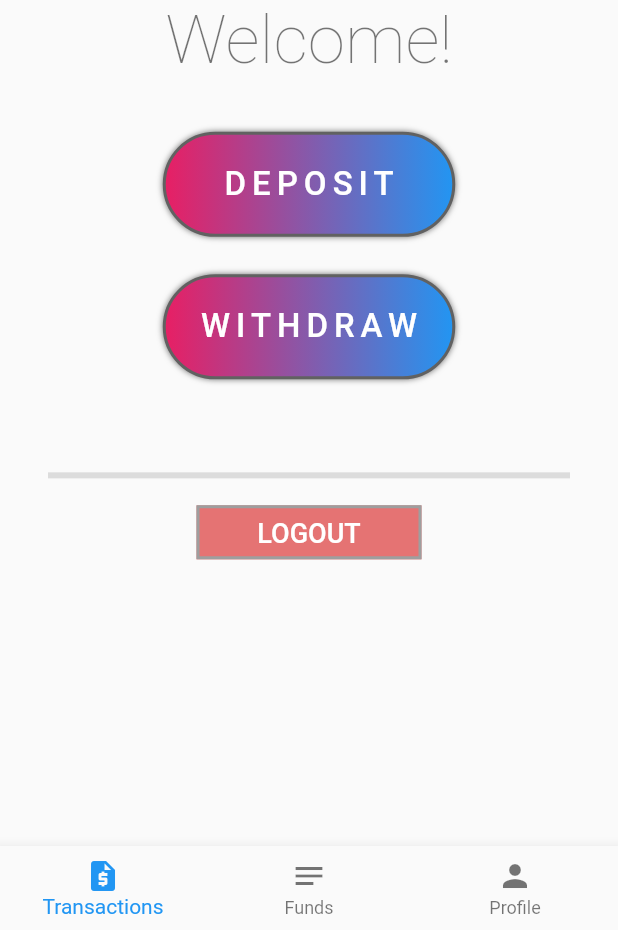
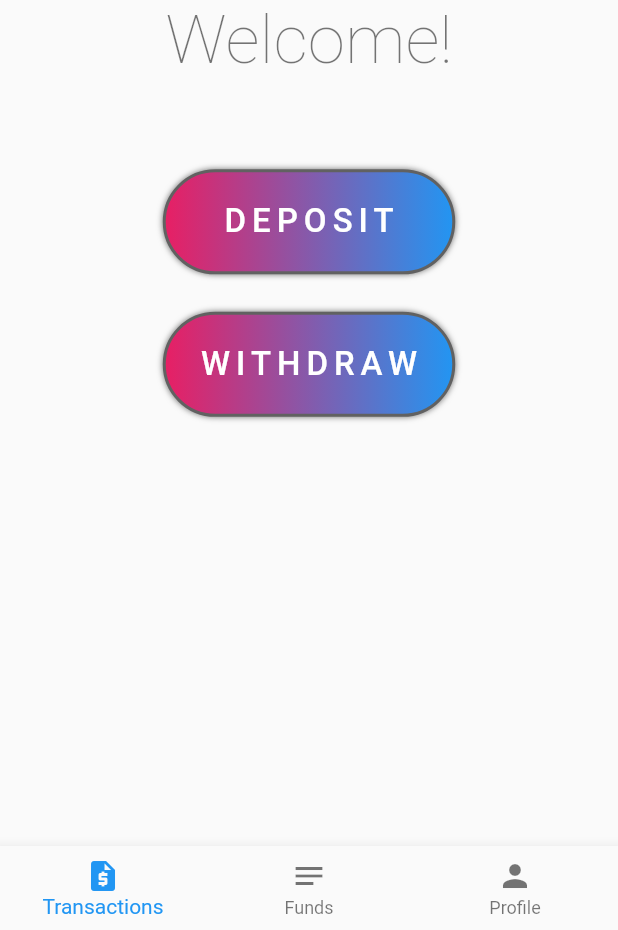
Before and after one commit to k0marov/avencia-frontend, a Flutter app: the screen it shows once a user with an empty profile is signed in, on a phone screen of 412 x 824 dp, the part 306-1236 px from its top. Run offline on Flutter 3.47's test engine with Material 2 defaults, Android fonts, the phone set to English and light mode, and no system bars; our stand-ins replace bloc, dartz, equatable, firebase_auth, firebase_core, flutter_bloc and 1 more; missing offline and left inert: flutterfire_ui; accounts and stored records are empty; generated files the repository leaves out were written again; statements that could not run were skipped.

Commit message:
remove the logout button from TransactionScreen

```diff
--- a/lib/ui/transactions/transaction_screen.dart
+++ b/lib/ui/transactions/transaction_screen.dart
@@ -1,11 +1,9 @@
 import 'package:avencia/config/const.dart';
-import 'package:avencia/di.dart';
 import 'package:avencia/ui/transactions/transaction_code_widget.dart';
 import 'package:flutter/material.dart';
 import 'package:flutter_bloc/flutter_bloc.dart';
 
 import '../../logic/transactions/presentation/transaction_screen_cubit/transaction_screen_cubit.dart';
-import '../core/flat_color_button.dart';
 import '../core/gradient_button.dart';
 import '../core/logo_widget.dart';
 
@@ -62,20 +60,9 @@ class TransactionScreen extends StatelessWidget {
                   ),
                   textAlign: TextAlign.center,
                 ),
-                SizedBox(height: 35),
+                SizedBox(height: 60),
               ],
               ..._getMainChildren(state, context.read<TransactionScreenCubit>()),
-              SizedBox(height: 50),
-              Padding(
-                padding: EdgeInsets.symmetric(horizontal: 32, vertical: 6),
-                child: Divider(
-                  thickness: 4,
-                ),
-              ),
-              FlatColorButton(
-                color: Colors.red.shade300,
-                onPressed: uiDeps.authFacade.logout,
-              ),
             ],
           ),
         ),
```
